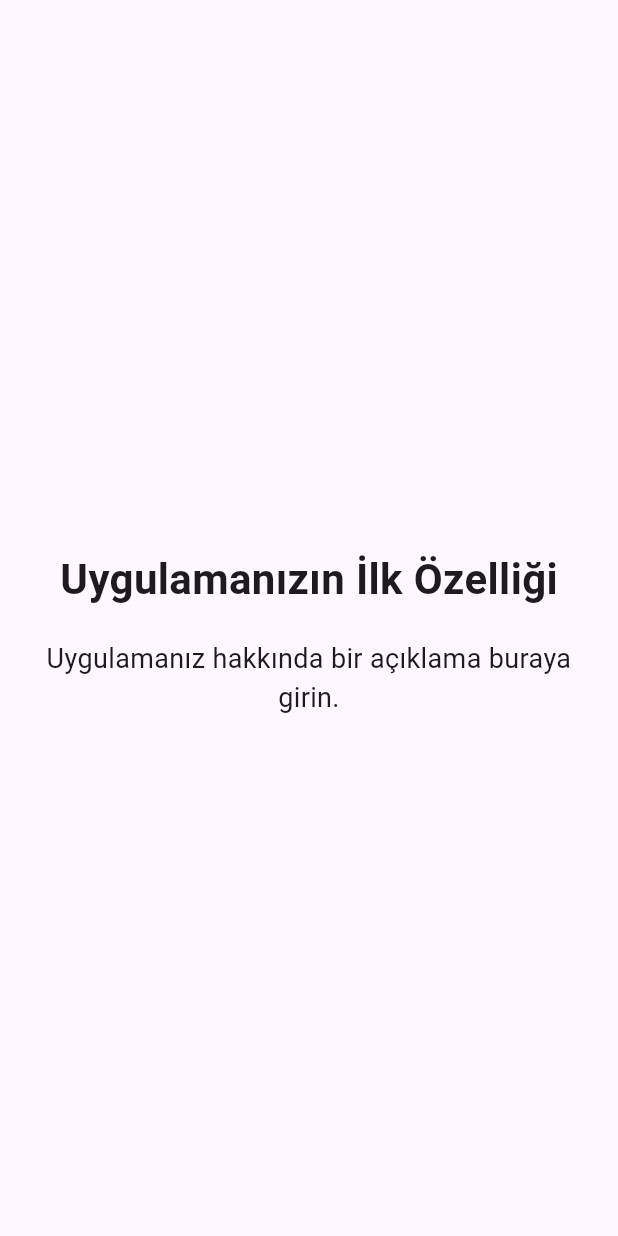
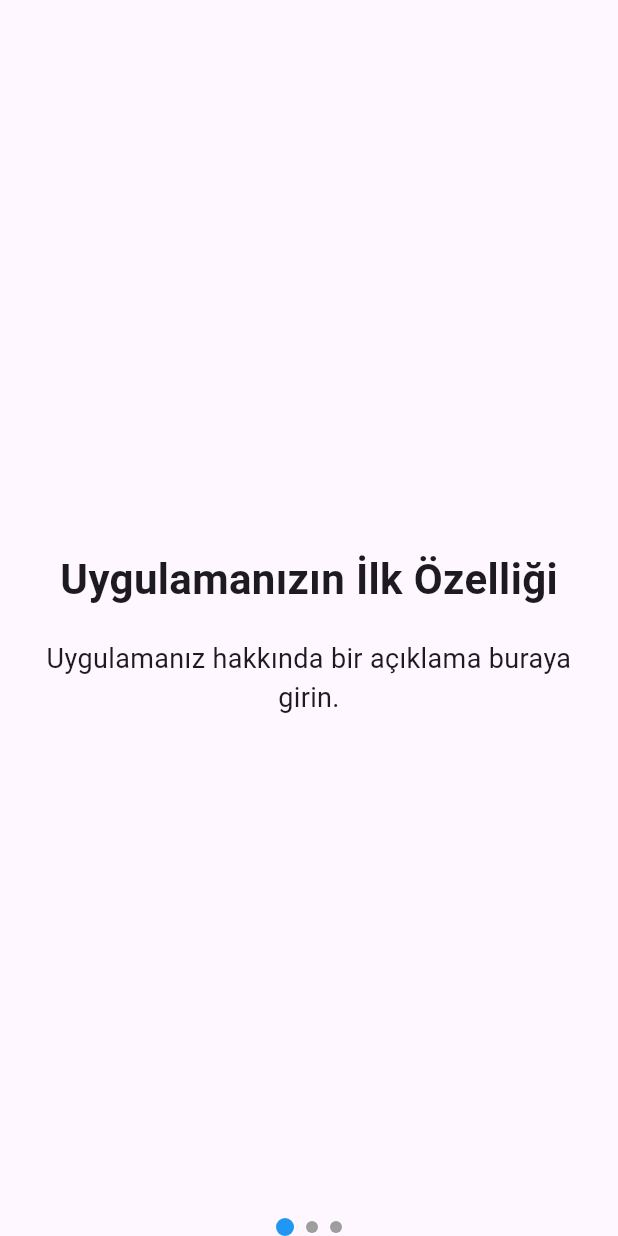
Before and after one commit to developerburakgul/livelife, a Flutter app: the screen it shows after launch, on a phone screen of 412 x 824 dp. Run offline on Flutter 3.47's test engine with Material 3 defaults, Android fonts, the phone set to English and light mode, and no system bars; our stand-ins replace cloud_firestore, firebase_auth, firebase_core, firebase_storage, flutter_colorpicker, fluttertoast and 3 more; accounts and stored records are empty.

Commit message:
Tasview costumized and show no longer button activated

```diff
--- a/lib/Views/CustomViews/TaskView.dart
+++ b/lib/Views/CustomViews/TaskView.dart
@@ -59,6 +59,7 @@ class _TaskViewState extends State<TaskView> {
     return Card(
       margin: const EdgeInsets.all(8),
       child: ListTile(
+        shape: StadiumBorder(),
         tileColor: backgroundColor,
         leading: Checkbox(
           value: _isCompleted,
--- a/lib/Views/Screens/IntroView.dart
+++ b/lib/Views/Screens/IntroView.dart
@@ -43,13 +43,18 @@ class IntroView extends StatelessWidget {
             children: _pages,
             onPageChanged: onPageChanged,
           ),
-          if (currentPage == _pages.length - 1)
-            Positioned(
-              left: 0,
-              right: 0,
-              bottom: 0,
-              child: _buildStartButton(),
+          Positioned(
+            left: 0,
+            right: 0,
+            bottom: 0,
+            child: Column(
+              children: [
+                _buildPageIndicator(),
+                if (currentPage == _pages.length - 1)
+                  _buildStartButton(),
+              ],
             ),
+          ),
         ],
       ),
     );
@@ -81,8 +86,24 @@ class IntroView extends StatelessWidget {
     );
   }
 
-  static Widget _buildPage(
-      {required String title, required String description}) {
+  Widget _buildPageIndicator() {
+    return Row(
+      mainAxisAlignment: MainAxisAlignment.center,
+      children: List.generate(_pages.length, (index) {
+        return Container(
+          margin: EdgeInsets.symmetric(horizontal: 4),
+          width: currentPage == index ? 12 : 8,
+          height: currentPage == index ? 12 : 8,
+          decoration: BoxDecoration(
+            shape: BoxShape.circle,
+            color: currentPage == index ? Colors.blue : Colors.grey,
+          ),
+        );
+      }),
+    );
+  }
+
+  static Widget _buildPage({required String title, required String description}) {
     return Container(
       padding: EdgeInsets.all(24),
       child: Column(
```
Also changed, not shown: lib/Controller/IntroViewController.dart (+12 -6 lines).
